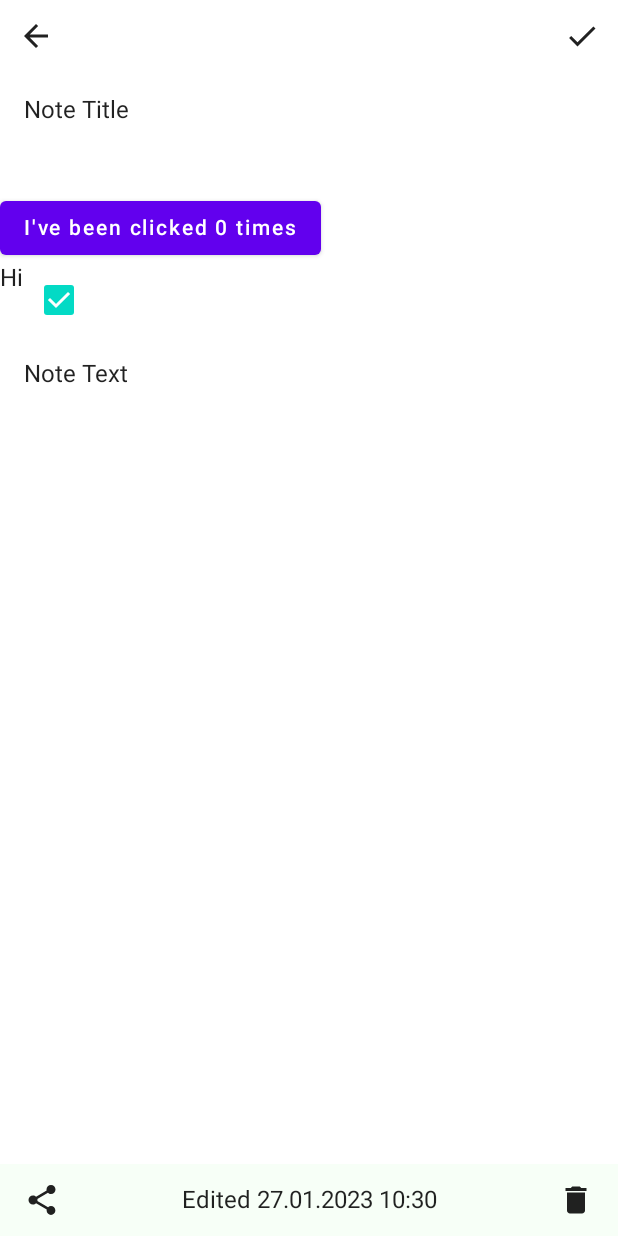
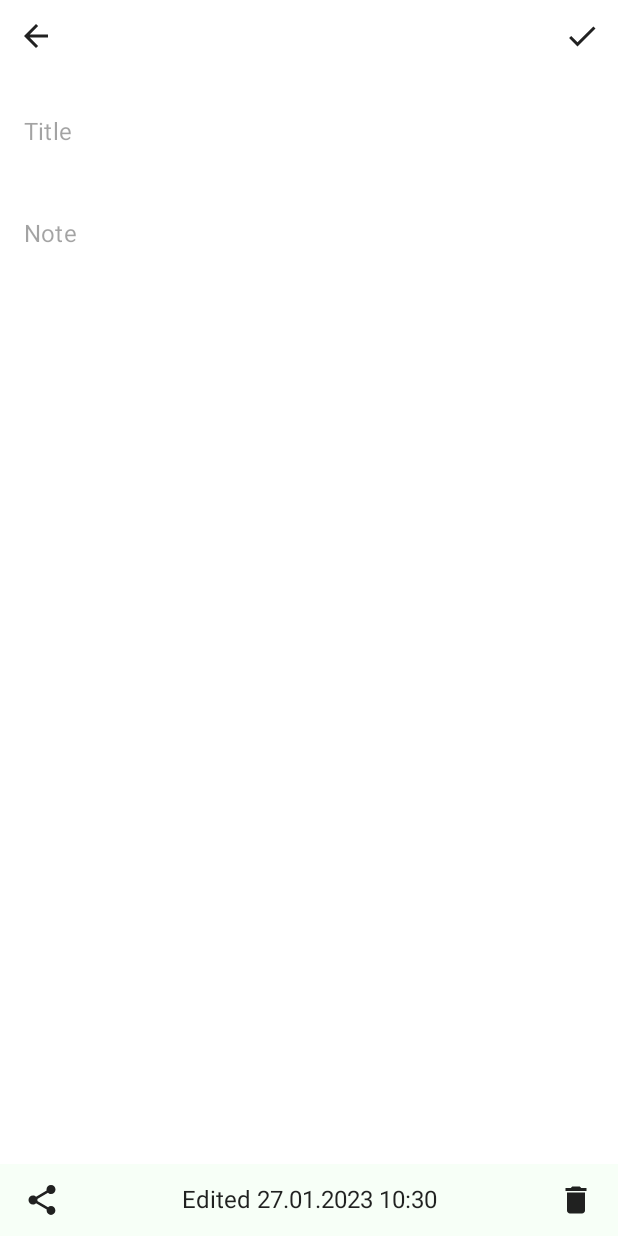
Before and after one commit to zhvk/kolor-notes, an Android app built with Jetpack Compose: the composable NoteScreen called with empty values, on a phone screen of 412 x 824 dp. Run offline under Robolectric (Android 15) with nearby library versions, the phone set to English and light mode, and no system bars; our stand-ins replace Dagger/Hilt's generated code, Room's generated code.

Commit message:
db work and opening selected note in new screen

```diff
--- a/app/build.gradle
+++ b/app/build.gradle
@@ -70,6 +70,7 @@ dependencies {
     annotationProcessor("androidx.room:room-compiler:$room_version")
     kapt("androidx.room:room-compiler:$room_version") // To use Kotlin annotation processing tool (kapt)
 //    ksp("androidx.room:room-compiler:$room_version") // To use Kotlin Symbol Processing (KSP)
+    implementation "androidx.room:room-ktx:$room_version"
     // Coroutines
     implementation "org.jetbrains.kotlinx:kotlinx-coroutines-android:$coroutines_version"
     // Other
--- a/app/src/main/java/com/zhvk/kolornotes/data/network/NoteDao.kt
+++ b/app/src/main/java/com/zhvk/kolornotes/data/network/NoteDao.kt
@@ -3,16 +3,16 @@ package com.zhvk.kolornotes.data.network
 import androidx.room.*
 import com.zhvk.kolornotes.core.Constants.Companion.NOTES_TABLE
 import com.zhvk.kolornotes.domain.model.Note
+import kotlinx.coroutines.flow.Flow
 
 @Dao
 interface NoteDao {
 
     @Query("SELECT * FROM $NOTES_TABLE WHERE id=:id")
-    fun findNoteById(id: Int): Note
+    fun findNoteById(id: Int): Flow<Note>
 
     @Query("SELECT * FROM $NOTES_TABLE")
-    fun getAllNotes(): List<Note>
-//    fun getAllNotes(): Flow<List<Note>>
+    fun getAllNotes(): Flow<List<Note>>
 
 //    @Query("SELECT * FROM $NOTES_TABLE ORDER BY date_updated DESC")
 //    fun getAllOrdered(): List<Note>
--- a/app/src/main/java/com/zhvk/kolornotes/domain/model/Note.kt
+++ b/app/src/main/java/com/zhvk/kolornotes/domain/model/Note.kt
@@ -8,13 +8,11 @@ import com.zhvk.kolornotes.core.Constants.Companion.NOTES_TABLE
 // Note UI State
 @Entity(tableName = NOTES_TABLE)
 data class Note(
+    @PrimaryKey(autoGenerate = true) var id: Int = 0,
     @ColumnInfo(name = "note_title") var noteTitle: String? = null,
-    @ColumnInfo(name = "note_text") var noteText: String? = null,
+    @ColumnInfo(name = "note_text") var noteBody: String? = null,
     @ColumnInfo(name = "date_updated") var dateUpdated: String? = null,
     @ColumnInfo(name = "image_path") var imagePath: String? = null,
 //    @ColumnInfo(name = "color") var backgroundColor: Color? = null,
     @ColumnInfo(name = "web_url") var webUrl: String? = null
-) {
-    @PrimaryKey(autoGenerate = true)
-    var id: Int = 0
-}
+)
--- a/app/src/main/java/com/zhvk/kolornotes/presentation/MainActivity.kt
+++ b/app/src/main/java/com/zhvk/kolornotes/presentation/MainActivity.kt
@@ -4,7 +4,7 @@ import android.os.Bundle
 import androidx.activity.ComponentActivity
 import androidx.activity.compose.setContent
 import androidx.navigation.compose.rememberNavController
-import com.zhvk.kolornotes.Navigation
+import com.zhvk.kolornotes.navigation.Navigation
 import dagger.hilt.android.AndroidEntryPoint
 
 @AndroidEntryPoint
--- a/app/src/main/java/com/zhvk/kolornotes/presentation/note_screen/NoteScreen.kt
+++ b/app/src/main/java/com/zhvk/kolornotes/presentation/note_screen/NoteScreen.kt
@@ -1,5 +1,6 @@
-package com.zhvk.kolornotes
+package com.zhvk.kolornotes.presentation.note_screen
 
+import android.util.Log
 import androidx.compose.foundation.background
 import androidx.compose.foundation.layout.*
 import androidx.compose.foundation.rememberScrollState
@@ -11,16 +12,26 @@ import androidx.compose.material.icons.filled.Delete
 import androidx.compose.material.icons.filled.Done
 import androidx.compose.material.icons.filled.Share
 import androidx.compose.runtime.Composable
-import androidx.compose.runtime.mutableStateOf
-import androidx.compose.runtime.remember
+import androidx.compose.runtime.LaunchedEffect
+import androidx.compose.runtime.collectAsState
 import androidx.compose.ui.Alignment
 import androidx.compose.ui.Modifier
+import androidx.compose.ui.draw.alpha
 import androidx.compose.ui.graphics.Color
 import androidx.compose.ui.res.colorResource
+import androidx.compose.ui.res.stringResource
 import androidx.compose.ui.unit.dp
+import androidx.hilt.navigation.compose.hiltViewModel
+import androidx.navigation.NavController
+import com.zhvk.kolornotes.R
+import com.zhvk.kolornotes.getCurrentDateTime
+import com.zhvk.kolornotes.presentation.main_screen.NotesViewModel
+import com.zhvk.kolornotes.toString
 
 @Composable
 fun NoteScreen(
+    navController: NavController,
+    notesViewModel: NotesViewModel = hiltViewModel(),
     noteId: Int?
 ) {
 
@@ -30,7 +41,8 @@ fun NoteScreen(
                 .fillMaxSize()
                 .background(colorResource(id = R.color.white))
         ) {
-            Note(noteId)
+            Log.d("NoteScreen.kt", "ID from NoteScreen(): " + noteId.toString())
+            Note(navController, notesViewModel, noteId)
         }
         QuickActionBarNoteScreen()
     }
@@ -38,12 +50,10 @@ fun NoteScreen(
 
 @Composable
 fun Note(
-    noteId: Int?,
-//    onTitleChange: () -> Unit
+    navController: NavController,
+    notesViewModel: NotesViewModel,
+    noteId: Int?
 ) {
-    val noteTitle = "Note Title"
-    val noteText = "Note Text"
-
     // Toolbar
     Row(
         modifier = Modifier.fillMaxWidth(),
@@ -51,7 +61,7 @@ fun Note(
     ) {
         IconButton(onClick = {
             // TODO OnBackPressed
-//            navController.popBackStack()
+            navController.popBackStack()
         }) {
             Icon(imageVector = Icons.Default.ArrowBack, contentDescription = "")
         }
@@ -63,8 +73,12 @@ fun Note(
     }
 
     // Note
-    val noteTitleState = remember { mutableStateOf(noteTitle) }
-    val noteTextState = remember { mutableStateOf(noteText) }
+    if (noteId != null && noteId != 0)
+        LaunchedEffect(Unit) {
+            notesViewModel.getNote(noteId)
+        }
+
+    val noteState = notesViewModel.note.collectAsState().value
 
     Column(
         modifier = Modifier
@@ -76,8 +90,19 @@ fun Note(
             modifier = Modifier
                 .fillMaxWidth()
                 .height(80.dp),
-            value = noteTitleState.value,
-            onValueChange = { noteTitleState.value = it },
+            value = noteState.noteTitle ?: "",
+            onValueChange = { notesViewModel.updateNote(noteState.copy(noteTitle = it)) },
+            placeholder = {
+                Box(
+                    modifier = Modifier.fillMaxSize(),
+                    contentAlignment = Alignment.CenterStart
+                ) {
+                    Text(
+                        modifier = Modifier.alpha(ContentAlpha.medium),
+                        text = stringResource(id = R.string.note_title_hint)
+                    )
+                }
+            },
             colors = TextFieldDefaults.textFieldColors(
 //                textColor = Color.Gray,
 //                disabledTextColor = Color.Transparent,
@@ -88,17 +113,21 @@ fun Note(
             )
         )
 
-        val n = 0
-        ClickCounter(n, onClick = {
-            //n = 1
-        })
-
-        SharedPrefsToggle("Hi", true, {})
-
         TextField(
             modifier = Modifier.fillMaxSize(),
-            value = noteTextState.value,
-            onValueChange = { noteTextState.value = it },
+            value = noteState.noteBody ?: "",
+            onValueChange = { notesViewModel.updateNote(noteState.copy(noteBody = it)) },
+            placeholder = {
+                Box(
+                    modifier = Modifier.fillMaxSize(),
+                    contentAlignment = Alignment.CenterStart
+                ) {
+                    Text(
+                        modifier = Modifier.alpha(ContentAlpha.medium),
+                        text = stringResource(id = R.string.note_body_hint)
+                    )
+                }
+            },
             colors = TextFieldDefaults.textFieldColors(
 //                textColor = Color.Gray,
 //                disabledTextColor = Color.Transparent,
@@ -133,22 +162,3 @@ fun QuickActionBarNoteScreen() {
         }
     }
 }
-
-@Composable
-fun ClickCounter(clicks: Int, onClick: () -> Unit) {
-    Button(onClick = onClick) {
-        Text("I've been clicked $clicks times")
-    }
-}
-
-@Composable
-fun SharedPrefsToggle(
-    text: String,
-    value: Boolean,
-    onValueChanged: (Boolean) -> Unit
-) {
-    Row {
-        Text(text)
-        Checkbox(checked = value, onCheckedChange = onValueChanged)
-    }
-}
--- a/app/src/main/res/values/strings.xml
+++ b/app/src/main/res/values/strings.xml
@@ -1,5 +1,10 @@
 <resources>
     <string name="app_name">KolorNotes</string>
+
+    <string name="search_hint">Start searching notes…</string>
+    <string name="note_title_hint">Title</string>
+    <string name="note_body_hint">Note</string>
+
     <string name="batman_ipsum">Batman Ipsum</string>
     <string name="batman_ipsum_1">Bats frighten me. It\'s time my enemies shared my dread. Swear to me!</string>
     <string name="batman_ipsum_2">Someone like you. Someone who\'ll rattle the cages. I seek the means to fight injustice. To turn fear against those who prey on the fearful.</string>
```
Also changed, not shown: app/src/main/java/com/zhvk/kolornotes/data/network/NoteDatabase.kt (+0 -7 lines), app/src/main/java/com/zhvk/kolornotes/navigation/Navigation.kt (+8 -7 lines), app/src/main/java/com/zhvk/kolornotes/presentation/main_screen/MainScreen.kt (+22 -18 lines), app/src/main/java/com/zhvk/kolornotes/presentation/main_screen/NotesViewModel.kt (+17 -13 lines), app/src/main/java/com/zhvk/kolornotes/utils/Utils.kt (+28 -28 lines).
